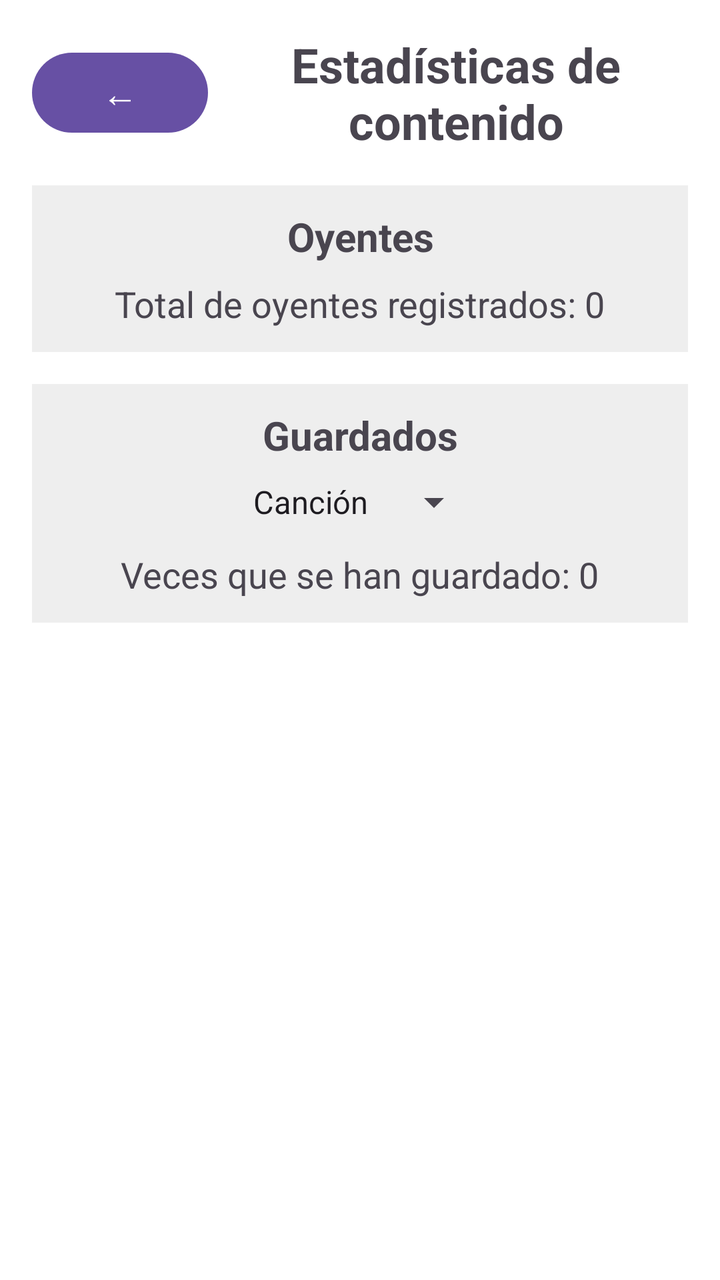
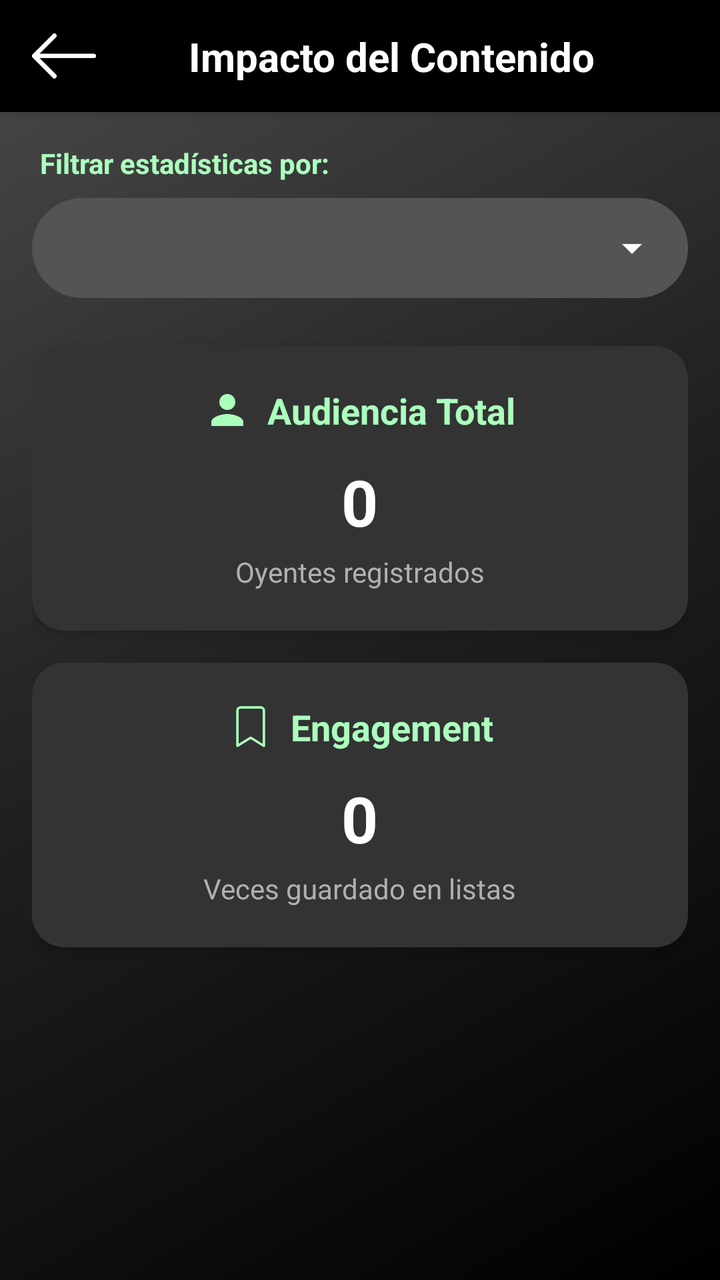

Before-and-after screenshots of an Android layout around one commit, followed by the original layout XML and the change that was made.
<!-- AndroidManifest.xml: application theme Theme.MusAPIApp -->
<!-- res/layout/activity_estadisticas_contenido_subido.xml -->
<?xml version="1.0" encoding="utf-8"?>
<ScrollView xmlns:android="http://schemas.android.com/apk/res/android"
    android:id="@+id/scrollView"
    android:layout_width="match_parent"
    android:layout_height="match_parent"
    android:padding="16dp"
    android:background="#FFFFFF">

    <LinearLayout
        android:id="@+id/layout_root"
        android:layout_width="match_parent"
        android:layout_height="wrap_content"
        android:orientation="vertical">

        
        <LinearLayout
            android:layout_width="match_parent"
            android:layout_height="wrap_content"
            android:orientation="horizontal"
            android:gravity="center_vertical"
            android:layout_marginBottom="16dp">

            <Button
                android:id="@+id/btnVolver"
                android:layout_width="wrap_content"
                android:layout_height="wrap_content"
                android:text="←"
                android:textSize="18sp"
                android:layout_marginEnd="8dp" />

            <TextView
                android:id="@+id/tvTitulo"
                android:layout_width="0dp"
                android:layout_height="wrap_content"
                android:layout_weight="1"
                android:text="Estadísticas de contenido"
                android:textSize="24sp"
                android:textStyle="bold"
                android:gravity="center" />
        </LinearLayout>

        
        <LinearLayout
            android:layout_width="match_parent"
            android:layout_height="wrap_content"
            android:orientation="vertical"
            android:padding="12dp"
            android:background="#EEEEEE"
            android:layout_marginBottom="16dp">

            <TextView
                android:layout_width="match_parent"
                android:layout_height="wrap_content"
                android:text="Oyentes"
                android:textSize="20sp"
                android:textStyle="bold"
                android:gravity="center"
                android:layout_marginBottom="8dp" />

            <TextView
                android:id="@+id/tvTotalOyentes"
                android:layout_width="wrap_content"
                android:layout_height="wrap_content"
                android:text="Total de oyentes registrados: 0"
                android:textSize="18sp"
                android:layout_gravity="center_horizontal" />
        </LinearLayout>

        
        <LinearLayout
            android:layout_width="match_parent"
            android:layout_height="wrap_content"
            android:orientation="vertical"
            android:padding="12dp"
            android:background="#EEEEEE">

            <TextView
                android:layout_width="match_parent"
                android:layout_height="wrap_content"
                android:text="Guardados"
                android:textSize="20sp"
                android:textStyle="bold"
                android:gravity="center"
                android:layout_marginBottom="8dp" />

            <Spinner
                android:id="@+id/spTipoContenido"
                android:layout_width="wrap_content"
                android:layout_height="wrap_content"
                android:layout_gravity="center_horizontal"
                android:entries="@array/tipos_contenido"
                android:layout_marginBottom="12dp" />

            <TextView
                android:id="@+id/tvTotalGuardados"
                android:layout_width="wrap_content"
                android:layout_height="wrap_content"
                android:text="Veces que se han guardado: 0"
                android:textSize="18sp"
                android:layout_gravity="center_horizontal" />
        </LinearLayout>

    </LinearLayout>
</ScrollView>
<!-- resources referenced by this layout -->
<resources>
  <string-array name="tipos_contenido">
          <item>Canción</item>
          <item>Álbum</item>
      </string-array>
  <style name="Theme.MusAPIApp" parent="Base.Theme.MusAPIApp" />
  <style name="Base.Theme.MusAPIApp" parent="Theme.Material3.DayNight.NoActionBar">
          
          
      </style>
</resources>

<!-- the commit's change to res/layout/activity_estadisticas_contenido_subido.xml (unified diff, before → after) -->
@@ -1,104 +1,205 @@
 <?xml version="1.0" encoding="utf-8"?>
-<ScrollView xmlns:android="http://schemas.android.com/apk/res/android"
-    android:id="@+id/scrollView"
+<androidx.constraintlayout.widget.ConstraintLayout 
+    xmlns:android="http://schemas.android.com/apk/res/android"
+    xmlns:app="http://schemas.android.com/apk/res-auto"
+    android:id="@+id/main"
     android:layout_width="match_parent"
     android:layout_height="match_parent"
-    android:padding="16dp"
-    android:background="#FFFFFF">
-
-    <LinearLayout
-        android:id="@+id/layout_root"
+    android:background="@drawable/fondo_gradiente_principal">
+
+    <androidx.constraintlayout.widget.ConstraintLayout
+        android:id="@+id/headerBar"
         android:layout_width="match_parent"
         android:layout_height="wrap_content"
-        android:orientation="vertical">
-
-        
+        android:background="#000000"
+        android:paddingVertical="12dp"
+        android:paddingHorizontal="16dp"
+        android:elevation="4dp"
+        app:layout_constraintTop_toTopOf="parent"
+        app:layout_constraintStart_toStartOf="parent"
+        app:layout_constraintEnd_toEndOf="parent">
+
+        <ImageButton
+            android:id="@+id/btnVolver"
+            android:layout_width="32dp"
+            android:layout_height="32dp"
+            android:background="?attr/selectableItemBackgroundBorderless"
+            android:contentDescription="Regresar"
+            android:scaleType="fitCenter"
+            android:src="@drawable/ic_back_black"
+            app:tint="#FFFFFF"
+            app:layout_constraintStart_toStartOf="parent"
+            app:layout_constraintTop_toTopOf="parent"
+            app:layout_constraintBottom_toBottomOf="parent" />
+
+        <TextView
+            android:id="@+id/tvTitulo"
+            android:layout_width="wrap_content"
+            android:layout_height="wrap_content"
+            android:text="Impacto del Contenido"
+            android:textColor="#FFFFFF"
+            android:textSize="20sp"
+            android:textStyle="bold"
+            app:layout_constraintStart_toEndOf="@id/btnVolver"
+            app:layout_constraintEnd_toEndOf="parent"
+            app:layout_constraintTop_toTopOf="parent"
+            app:layout_constraintBottom_toBottomOf="parent" />
+
+    </androidx.constraintlayout.widget.ConstraintLayout>
+
+    <ScrollView
+        android:id="@+id/scrollView"
+        android:layout_width="match_parent"
+        android:layout_height="0dp"
+        android:fillViewport="true"
+        android:padding="16dp"
+        app:layout_constraintTop_toBottomOf="@id/headerBar"
+        app:layout_constraintBottom_toBottomOf="parent">
+
         <LinearLayout
+            android:id="@+id/layout_root"
             android:layout_width="match_parent"
             android:layout_height="wrap_content"
-            android:orientation="horizontal"
-            android:gravity="center_vertical"
-            android:layout_marginBottom="16dp">
-
-            <Button
-                android:id="@+id/btnVolver"
-                android:layout_width="wrap_content"
-                android:layout_height="wrap_content"
-                android:text="←"
-                android:textSize="18sp"
-                android:layout_marginEnd="8dp" />
-
-            <TextView
-                android:id="@+id/tvTitulo"
-                android:layout_width="0dp"
-                android:layout_height="wrap_content"
-                android:layout_weight="1"
-                android:text="Estadísticas de contenido"
-                android:textSize="24sp"
-                android:textStyle="bold"
-                android:gravity="center" />
-        </LinearLayout>
-
-        
-        <LinearLayout
-            android:layout_width="match_parent"
-            android:layout_height="wrap_content"
-            android:orientation="vertical"
-            android:padding="12dp"
-            android:background="#EEEEEE"
-            android:layout_marginBottom="16dp">
-
-            <TextView
+            android:orientation="vertical">
+
+            <LinearLayout
                 android:layout_width="match_parent"
                 android:layout_height="wrap_content"
-                android:text="Oyentes"
-                android:textSize="20sp"
-                android:textStyle="bold"
-                android:gravity="center"
-                android:layout_marginBottom="8dp" />
-
-            <TextView
-                android:id="@+id/tvTotalOyentes"
-                android:layout_width="wrap_content"
-                android:layout_height="wrap_content"
-                android:text="Total de oyentes registrados: 0"
-                android:textSize="18sp"
-                android:layout_gravity="center_horizontal" />
-        </LinearLayout>
-
-        
-        <LinearLayout
-            android:layout_width="match_parent"
-            android:layout_height="wrap_content"
-            android:orientation="vertical"
-            android:padding="12dp"
-            android:background="#EEEEEE">
-
-            <TextView
+                android:orientation="vertical"
+                android:layout_marginBottom="24dp">
+
+                <TextView
+                    android:layout_width="wrap_content"
+                    android:layout_height="wrap_content"
+                    android:text="Filtrar estadísticas por:"
+                    android:textColor="#ABFFBD"
+                    android:textStyle="bold"
+                    android:layout_marginBottom="8dp"
+                    android:layout_marginStart="4dp"/>
+
+                <Spinner
+                    android:id="@+id/spTipoContenido"
+                    android:layout_width="match_parent"
+                    android:layout_height="50dp"
+                    android:background="@drawable/fondo_spinner_custom"
+                    android:paddingHorizontal="8dp"/>
+            </LinearLayout>
+
+            <androidx.cardview.widget.CardView
                 android:layout_width="match_parent"
                 android:layout_height="wrap_content"
-                android:text="Guardados"
-                android:textSize="20sp"
-                android:textStyle="bold"
-                android:gravity="center"
-                android:layout_marginBottom="8dp" />
-
-            <Spinner
-                android:id="@+id/spTipoContenido"
-                android:layout_width="wrap_content"
+                app:cardCornerRadius="16dp"
+                app:cardBackgroundColor="#333333"
+                app:cardElevation="4dp"
+                android:layout_marginBottom="16dp">
+
+                <LinearLayout
+                    android:layout_width="match_parent"
+                    android:layout_height="wrap_content"
+                    android:orientation="vertical"
+                    android:padding="20dp"
+                    android:gravity="center">
+
+                    <LinearLayout
+                        android:layout_width="wrap_content"
+                        android:layout_height="wrap_content"
+                        android:orientation="horizontal"
+                        android:gravity="center_vertical"
+                        android:layout_marginBottom="12dp">
+                        
+                        <ImageView
+                            android:layout_width="24dp"
+                            android:layout_height="24dp"
+                            android:src="@drawable/ic_usuario_perfil"
+                            app:tint="#ABFFBD"
+                            android:layout_marginEnd="8dp"/>
+
+                        <TextView
+                            android:layout_width="wrap_content"
+                            android:layout_height="wrap_content"
+                            android:text="Audiencia Total"
+                            android:textColor="#ABFFBD"
+                            android:textSize="18sp"
+                            android:textStyle="bold"/>
+                    </LinearLayout>
+
+                    <TextView
+                        android:id="@+id/tvTotalOyentes"
+                        android:layout_width="wrap_content"
+                        android:layout_height="wrap_content"
+                        android:text="0"
+                        android:textColor="#FFFFFF"
+                        android:textSize="32sp"
+                        android:textStyle="bold"/>
+                    
+                    <TextView
+                        android:layout_width="wrap_content"
+                        android:layout_height="wrap_content"
+                        android:text="Oyentes registrados"
+                        android:textColor="#B0B0B0"
+                        android:textSize="14sp"
+                        android:layout_marginTop="4dp"/>
+                </LinearLayout>
+            </androidx.cardview.widget.CardView>
+
+            <androidx.cardview.widget.CardView
+                android:layout_width="match_parent"
                 android:layout_height="wrap_content"
-                android:layout_gravity="center_horizontal"
-                android:entries="@array/tipos_contenido"
-                android:layout_marginBottom="12dp" />
-
-            <TextView
-                android:id="@+id/tvTotalGuardados"
-                android:layout_width="wrap_content"
-                android:layout_height="wrap_content"
-                android:text="Veces que se han guardado: 0"
-                android:textSize="18sp"
-                android:layout_gravity="center_horizontal" />
+                app:cardCornerRadius="16dp"
+                app:cardBackgroundColor="#333333"
+                app:cardElevation="4dp"
+                android:layout_marginBottom="16dp">
+
+                <LinearLayout
+                    android:layout_width="match_parent"
+                    android:layout_height="wrap_content"
+                    android:orientation="vertical"
+                    android:padding="20dp"
+                    android:gravity="center">
+
+                    <LinearLayout
+                        android:layout_width="wrap_content"
+                        android:layout_height="wrap_content"
+                        android:orientation="horizontal"
+                        android:gravity="center_vertical"
+                        android:layout_marginBottom="12dp">
+
+                        <ImageView
+                            android:layout_width="24dp"
+                            android:layout_height="24dp"
+                            android:src="@drawable/ic_save" 
+                            app:tint="#ABFFBD"
+                            android:layout_marginEnd="8dp"/>
+
+                        <TextView
+                            android:layout_width="wrap_content"
+                            android:layout_height="wrap_content"
+                            android:text="Engagement"
+                            android:textColor="#ABFFBD"
+                            android:textSize="18sp"
+                            android:textStyle="bold"/>
+                    </LinearLayout>
+
+                    <TextView
+                        android:id="@+id/tvTotalGuardados"
+                        android:layout_width="wrap_content"
+                        android:layout_height="wrap_content"
+                        android:text="0"
+                        android:textColor="#FFFFFF"
+                        android:textSize="32sp"
+                        android:textStyle="bold"/>
+
+                    <TextView
+                        android:layout_width="wrap_content"
+                        android:layout_height="wrap_content"
+                        android:text="Veces guardado en listas"
+                        android:textColor="#B0B0B0"
+                        android:textSize="14sp"
+                        android:layout_marginTop="4dp"/>
+                </LinearLayout>
+            </androidx.cardview.widget.CardView>
+
         </LinearLayout>
-
-    </LinearLayout>
-</ScrollView>
+    </ScrollView>
+
+</androidx.constraintlayout.widget.ConstraintLayout>
<!-- resource entries referenced after the edit -->
@@ -1,10 +1,59 @@
 <!-- resources referenced by this layout -->
 <resources>
-  <string-array name="tipos_contenido">
-          <item>Canción</item>
-          <item>Álbum</item>
-      </string-array>
+  <!-- drawable fondo_gradiente_principal (drawable) -->
+  <?xml version="1.0" encoding="utf-8"?>
+  <shape xmlns:android="http://schemas.android.com/apk/res/android"
+      android:shape="rectangle">
+      <gradient
+          android:startColor="#000000"
+          android:centerColor="#1F1F1F"
+          android:endColor="#4A4A4A"
+          android:angle="135"
+          android:type="linear" />
+  </shape>
+  <!-- drawable fondo_spinner_custom (drawable) -->
+  <?xml version="1.0" encoding="utf-8"?>
+  <layer-list xmlns:android="http://schemas.android.com/apk/res/android">
+      <item>
+          <shape android:shape="rectangle">
+              <solid android:color="#545454"/>
+              <corners android:radius="100dp"/>
+          </shape>
+      </item>
+  
+      <item
+          android:drawable="@drawable/ic_flecha_abajo"
+          android:gravity="center_vertical|end"
+          android:right="16dp"
+          android:end="16dp" />
+  </layer-list>
+  <!-- drawable ic_back_black: png bitmap (drawable, 4720 bytes) -->
+  <!-- drawable ic_save: png bitmap (drawable, 2159 bytes) -->
+  <!-- drawable ic_usuario_perfil (drawable) -->
+  <?xml version="1.0" encoding="utf-8"?>
+  <vector xmlns:android="http://schemas.android.com/apk/res/android"
+      android:width="24dp"
+      android:height="24dp"
+      android:viewportWidth="24"
+      android:viewportHeight="24">
+      
+      <path
+          android:fillColor="#FFFFFF"
+          android:pathData="M12,12c2.21,0 4,-1.79 4,-4s-1.79,-4 -4,-4 -4,1.79 -4,4 1.79,4 4,4zM12,14c-2.67,0 -8,1.34 -8,4v2h16v-2c0,-2.66 -5.33,-4 -8,-4z"/>
+  </vector>
   <style name="Theme.MusAPIApp" parent="Base.Theme.MusAPIApp" />
+  <!-- drawable ic_flecha_abajo (drawable) -->
+  <?xml version="1.0" encoding="utf-8"?>
+  <vector xmlns:android="http://schemas.android.com/apk/res/android"
+      android:width="24dp"
+      android:height="24dp"
+      android:viewportWidth="24"
+      android:viewportHeight="24"
+      android:tint="#FFFFFF">
+      <path
+          android:fillColor="@android:color/white"
+          android:pathData="M7,10l5,5 5,-5z"/>
+  </vector>
   <style name="Base.Theme.MusAPIApp" parent="Theme.Material3.DayNight.NoActionBar">
           
           
